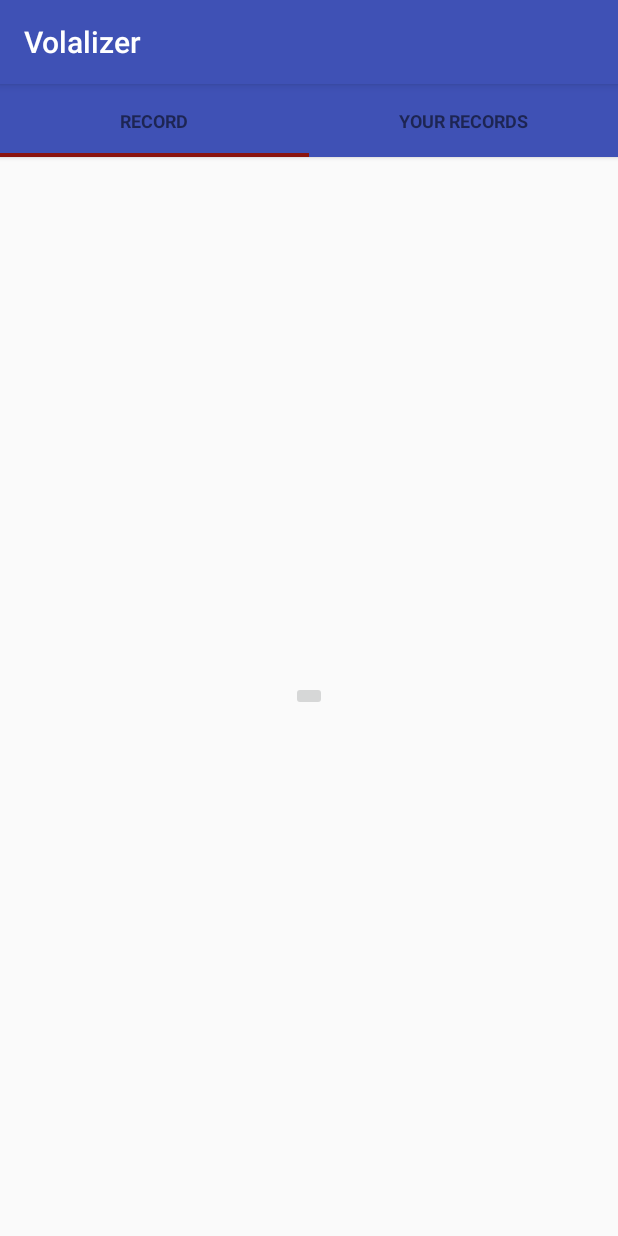
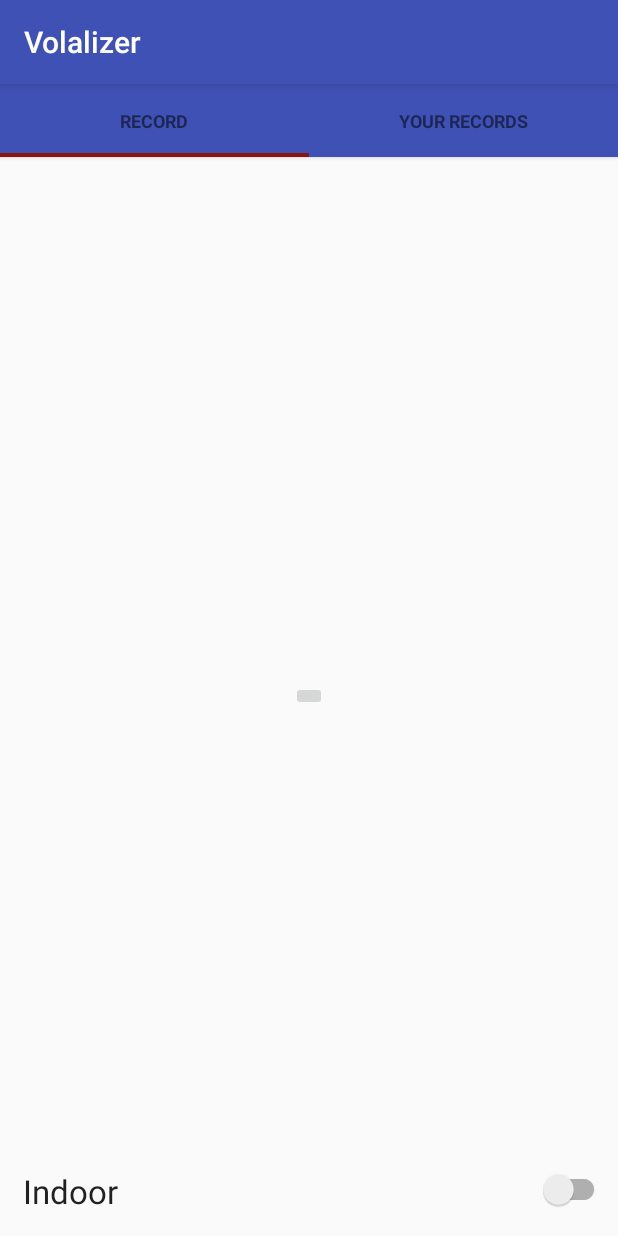
Before and after one commit to aschluenz/volalizer_app, an Android app: the screen it shows after launch (MainActivity), on a phone screen of 412 x 824 dp. Run offline under Robolectric (Android 15) with nearby library versions, the phone set to English and light mode, and no system bars.

Commit message:
fixed layout xml record screen

```diff
--- a/app/src/main/java/volalizer/volalizer/utils/SlidingTabLayout.java
+++ b/app/src/main/java/volalizer/volalizer/utils/SlidingTabLayout.java
@@ -30,8 +30,6 @@
 import android.widget.HorizontalScrollView;
 import android.widget.LinearLayout;
 import android.widget.TextView;
-
-import volalizer.volalizer.R;
 
 /**
  * To be used with ViewPager to provide a tab indicator component which give constant feedback as to
--- a/app/src/main/res/layout/tab_record.xml
+++ b/app/src/main/res/layout/tab_record.xml
@@ -1,6 +1,7 @@
 <RelativeLayout xmlns:android="http://schemas.android.com/apk/res/android"
-    android:layout_width="match_parent"
-    android:layout_height="match_parent">
+    android:id="@+id/layoutRecordFrag"
+    android:layout_width="wrap_content"
+    android:layout_height="wrap_content">
 
     <android.support.v7.widget.AppCompatImageButton
         android:id="@+id/btn_play"
@@ -8,4 +9,31 @@
         android:layout_height="wrap_content"
         android:layout_centerVertical="true"
         android:layout_centerHorizontal="true"/>
+
+    <RelativeLayout
+        android:id="@+id/switchLayout"
+        android:layout_width="fill_parent"
+        android:layout_height="wrap_content"
+        android:orientation="vertical"
+        android:layout_alignParentBottom="true"
+        android:layout_marginBottom="15dp"
+        >
+
+        <android.support.v7.widget.AppCompatTextView
+            android:layout_marginLeft="15dp"
+            android:text="Indoor"
+            android:id="@+id/switchText"
+            android:layout_width="match_parent"
+            android:layout_height="wrap_content"
+            android:textAppearance="?android:attr/textAppearanceLarge"
+            />
+
+        <android.support.v7.widget.SwitchCompat
+            android:layout_marginRight="5dp"
+            android:id="@+id/switch_indoor"
+            android:layout_width="wrap_content"
+            android:layout_height="wrap_content"
+            android:layout_alignParentRight="true"
+            />
+    </RelativeLayout>
 </RelativeLayout>
```
